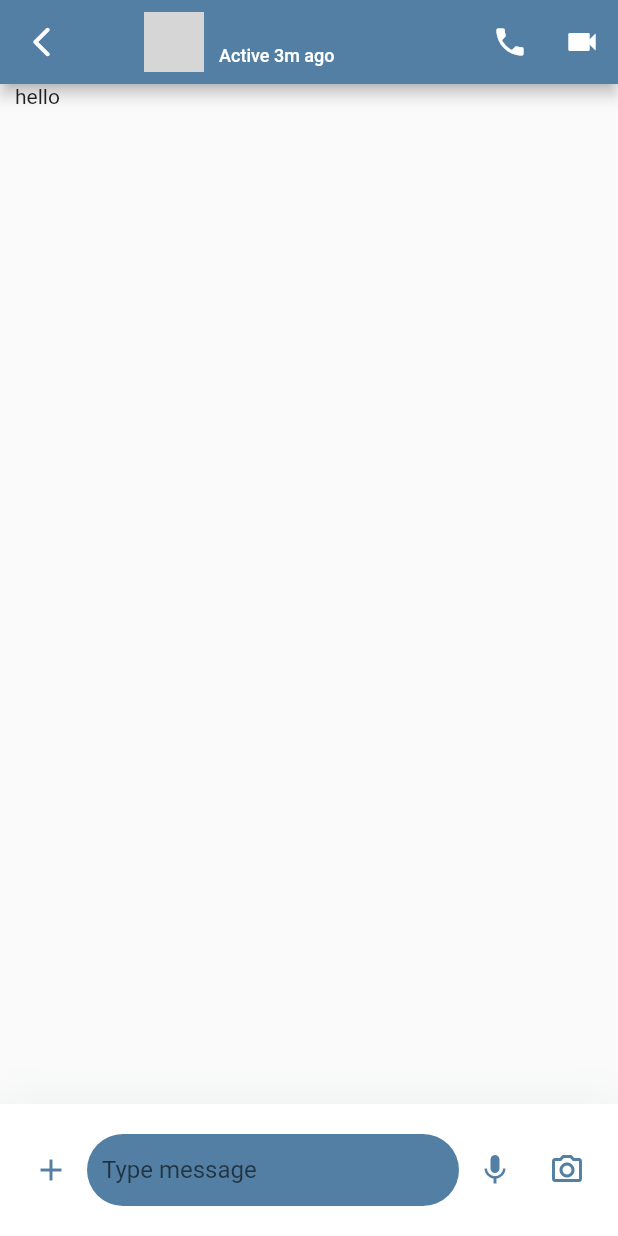
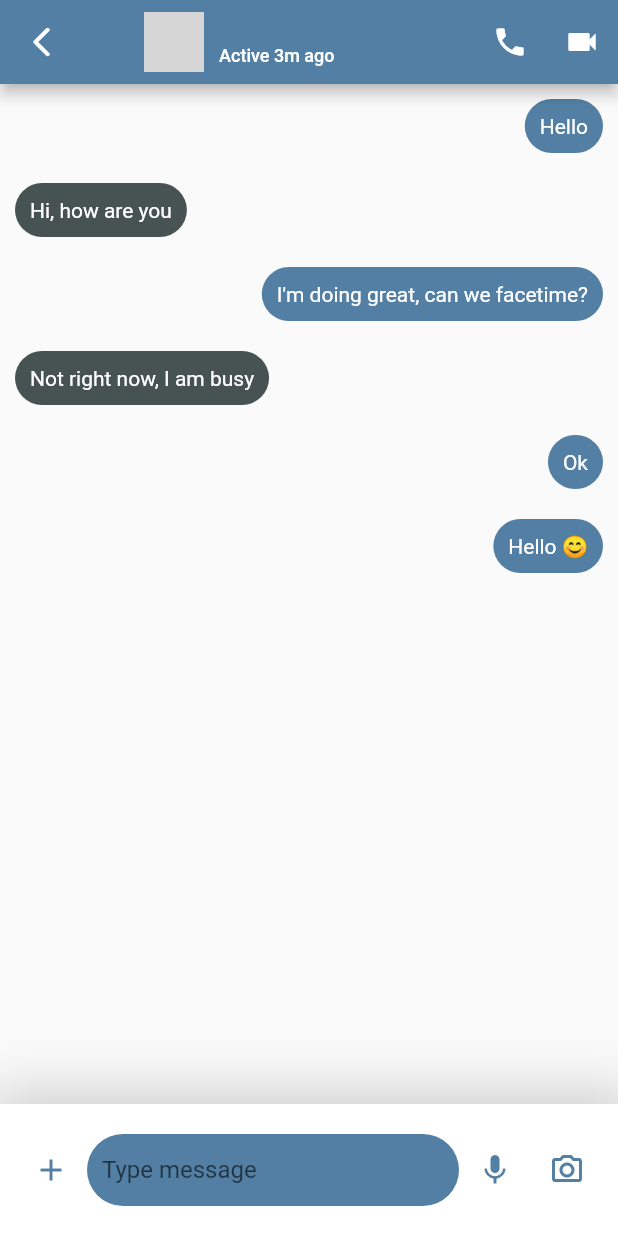
Before and after one commit to armel50/chance_app, a Flutter app: the ActiveMessage screen opened directly with empty values, on a phone screen of 412 x 824 dp. Run offline on Flutter 3.47's test engine with Material 2 defaults, Android fonts, the phone set to English and light mode, and no system bars; network calls fail; grey boxes are pictures that could not be loaded.

Commit message:
finished the inital design of the message interface

```diff
--- a/lib/views/messages/activeMessage.dart
+++ b/lib/views/messages/activeMessage.dart
@@ -2,6 +2,20 @@ import 'package:chance_app/views/messages/components/messageBody.dart';
 import 'package:chance_app/views/user/profile.dart';
 import 'package:flutter/material.dart';
 import 'dart:math' as math;
+
+class MessageItem {
+  int id;
+  String text;
+  String type;
+  String status;
+  bool isSender;
+  MessageItem(
+      {required this.id,
+      required this.text,
+      required this.type,
+      required this.status,
+      required this.isSender});
+}
 
 class ActiveMessage extends StatefulWidget {
   var profileImg;
@@ -13,6 +27,50 @@ class ActiveMessage extends StatefulWidget {
 }
 
 class _ActiveMessageState extends State<ActiveMessage> {
+  var messagesList = [
+    MessageItem(
+      id: 1,
+      text: 'Hello',
+      type: 'text',
+      status: 'read',
+      isSender: true,
+    ),
+    MessageItem(
+      id: 2,
+      text: 'Hi, how are you',
+      type: 'text',
+      status: 'read',
+      isSender: false,
+    ),
+    MessageItem(
+      id: 1,
+      text: 'I\'m doing great, can we facetime?',
+      type: 'text',
+      status: 'read',
+      isSender: true,
+    ),
+    MessageItem(
+      id: 1,
+      text: 'Not right now, I am busy',
+      type: 'text',
+      status: 'read',
+      isSender: false,
+    ),
+    MessageItem(
+      id: 1,
+      text: 'Ok',
+      type: 'text',
+      status: 'read',
+      isSender: true,
+    ),
+    MessageItem(
+      id: 1,
+      text: 'Hello 😊',
+      type: 'text',
+      status: 'read',
+      isSender: true,
+    ),
+  ];
   @override
   Widget build(BuildContext context) {
     return Scaffold(
@@ -42,8 +100,10 @@ class _ActiveMessageState extends State<ActiveMessage> {
                   onTap: () {
                     print("you clicked me");
                   }),
-                SizedBox(width: 10,)
-           , Column(
+              SizedBox(
+                width: 10,
+              ),
+              Column(
                 crossAxisAlignment: CrossAxisAlignment.start,
                 children: [
                   Text(
@@ -81,7 +141,8 @@ class _ActiveMessageState extends State<ActiveMessage> {
             )
           ],
         ),
-      body: MessageBody()
-    );
+        body: MessageBody(
+          messagesList: messagesList,
+        ));
   }
 }
--- a/lib/views/messages/components/messageBody.dart
+++ b/lib/views/messages/components/messageBody.dart
@@ -1,11 +1,11 @@
+import 'package:chance_app/constants.dart';
+import 'package:chance_app/views/messages/activeMessage.dart';
 import 'package:chance_app/views/messages/components/messageInputField.dart';
 import 'package:flutter/material.dart';
-import 'package:flutter/src/foundation/key.dart';
-import 'package:flutter/src/widgets/container.dart';
-import 'package:flutter/src/widgets/framework.dart';
 
 class MessageBody extends StatelessWidget {
-  const MessageBody({Key? key}) : super(key: key);
+  List<MessageItem> messagesList;
+  MessageBody({required this.messagesList});
 
   @override
   Widget build(BuildContext context) {
@@ -15,7 +15,34 @@ class MessageBody extends StatelessWidget {
         Expanded(
           child: Padding(
             padding: EdgeInsets.symmetric(horizontal: 10),
-            child: Text('hello'),
+            child: Column(
+              children: messagesList.map(
+                (e) {
+                  return Row(
+                    mainAxisAlignment: e.isSender
+                        ? MainAxisAlignment.end
+                        : MainAxisAlignment.start,
+                    children: [
+                      Container(
+                          margin: const EdgeInsets.only(bottom: 10.0, top: 10),
+                          padding: EdgeInsets.symmetric(
+                            horizontal: defaultPadding,
+                            vertical: defaultPadding,
+                          ),
+                          decoration: BoxDecoration(
+                              color: e.isSender
+                                  ? primaryColor
+                                  : Color.fromARGB(255, 71, 82, 82),
+                              borderRadius: BorderRadius.circular(30)),
+                          child: Text(
+                            e.text,
+                            style: TextStyle(color: AppBarTextColor),
+                          ))
+                    ],
+                  );
+                },
+              ).toList(),
+            ),
           ),
         ),
         MessageInput(),
--- a/lib/views/messages/components/messageInputField.dart
+++ b/lib/views/messages/components/messageInputField.dart
@@ -12,10 +12,10 @@ class MessageInput extends StatelessWidget {
         color: Colors.white,
         boxShadow: [
           BoxShadow(
-            offset: Offset(0, 4),
-            blurRadius: 32,
-            color: Color(0xFF087949).withOpacity(0.08),
-          ),
+                    color: Colors.grey.withOpacity(0.5),
+                    spreadRadius: 10,
+                    blurRadius: 32,
+                    offset: Offset(3, 3),)
         ],
       ),
       child: SafeArea(
--- a/lib/views/roommates/roommates.dart
+++ b/lib/views/roommates/roommates.dart
@@ -80,7 +80,7 @@ List<User> users = [
       preferences: [
         {'title': 'Gender', 'resp': "All"},
         {"title": "Age Range", "resp": "18 - 100"},
-        {"title": "Number of Kids", "resp": "0"},
+        {"title": "Kids", "resp": "0"},
         {"title": "Pets Allowed", "resp": "Yes"},
         {"title": "Ideal Location", "resp": "Arlington, Tx"},
         {"title": "Lease", "resp": "4 months"},
@@ -109,7 +109,7 @@ List<User> users = [
       preferences: [
         {'title': 'Gender', 'resp': "All"},
         {"title": "Age Range", "resp": "18 - 100"},
-        {"title": "Number of Kids", "resp": "0"},
+        {"title": "Kids", "resp": "0"},
         {"title": "Pets Allowed", "resp": "Yes"},
         {"title": "Ideal Location", "resp": "Arlington, Tx"},
         {"title": "Lease", "resp": "4 months"},
@@ -138,7 +138,7 @@ List<User> users = [
       preferences: [
         {'title': 'Gender', 'resp': "All"},
         {"title": "Age Range", "resp": "18 - 100"},
-        {"title": "Number of Kids", "resp": "0"},
+        {"title": "Kids", "resp": "0"},
         {"title": "Pets Allowed", "resp": "Yes"},
         {"title": "Ideal Location", "resp": "Arlington, Tx"},
         {"title": "Lease", "resp": "4 months"},
@@ -167,7 +167,7 @@ List<User> users = [
       preferences: [
         {'title': 'Gender', 'resp': "All"},
         {"title": "Age Range", "resp": "18 - 100"},
-        {"title": "Number of Kids", "resp": "0"},
+        {"title": "Kids", "resp": "0"},
         {"title": "Pets Allowed", "resp": "Yes"},
         {"title": "Ideal Location", "resp": "Arlington, Tx"},
         {"title": "Lease", "resp": "4 months"},
@@ -196,7 +196,7 @@ List<User> users = [
       preferences: [
         {'title': 'Gender', 'resp': "All"},
         {"title": "Age Range", "resp": "18 - 100"},
-        {"title": "Number of Kids", "resp": "0"},
+        {"title": "Kids", "resp": "0"},
         {"title": "Pets Allowed", "resp": "Yes"},
         {"title": "Ideal Location", "resp": "Arlington, Tx"},
         {"title": "Lease", "resp": "4 months"},
@@ -225,7 +225,7 @@ List<User> users = [
       preferences: [
         {'title': 'Gender', 'resp': "All"},
         {"title": "Age Range", "resp": "18 - 100"},
-        {"title": "Number of Kids", "resp": "0"},
+        {"title": "Kids", "resp": "0"},
         {"title": "Pets Allowed", "resp": "Yes"},
         {"title": "Ideal Location", "resp": "Arlington, Tx"},
         {"title": "Lease", "resp": "4 months"},
@@ -254,7 +254,7 @@ List<User> users = [
       preferences: [
         {'title': 'Gender', 'resp': "All"},
         {"title": "Age Range", "resp": "18 - 100"},
-        {"title": "Number of Kids", "resp": "0"},
+        {"title": "Kids", "resp": "0"},
         {"title": "Pets Allowed", "resp": "Yes"},
         {"title": "Ideal Location", "resp": "Arlington, Tx"},
         {"title": "Lease", "resp": "4 months"},
@@ -283,7 +283,7 @@ List<User> users = [
       preferences: [
         {'title': 'Gender', 'resp': "All"},
         {"title": "Age Range", "resp": "18 - 100"},
-        {"title": "Number of Kids", "resp": "0"},
+        {"title": "Kids", "resp": "0"},
         {"title": "Pets Allowed", "resp": "Yes"},
         {"title": "Ideal Location", "resp": "Arlington, Tx"},
         {"title": "Lease", "resp": "4 months"},
@@ -312,7 +312,7 @@ List<User> users = [
       preferences: [
         {'title': 'Gender', 'resp': "All"},
         {"title": "Age Range", "resp": "18 - 100"},
-        {"title": "Number of Kids", "resp": "0"},
+        {"title": "Kids", "resp": "0"},
         {"title": "Pets Allowed", "resp": "Yes"},
         {"title": "Ideal Location", "resp": "Arlington, Tx"},
         {"title": "Lease", "resp": "4 months"},
@@ -341,7 +341,7 @@ List<User> users = [
       preferences: [
         {'title': 'Gender', 'resp': "All"},
         {"title": "Age Range", "resp": "18 - 100"},
-        {"title": "Number of Kids", "resp": "0"},
+        {"title": "Kids", "resp": "0"},
         {"title": "Pets Allowed", "resp": "Yes"},
         {"title": "Ideal Location", "resp": "Arlington, Tx"},
         {"title": "Lease", "resp": "4 months"},
```
Lines whose indentation alone changed are shown as unchanged.
